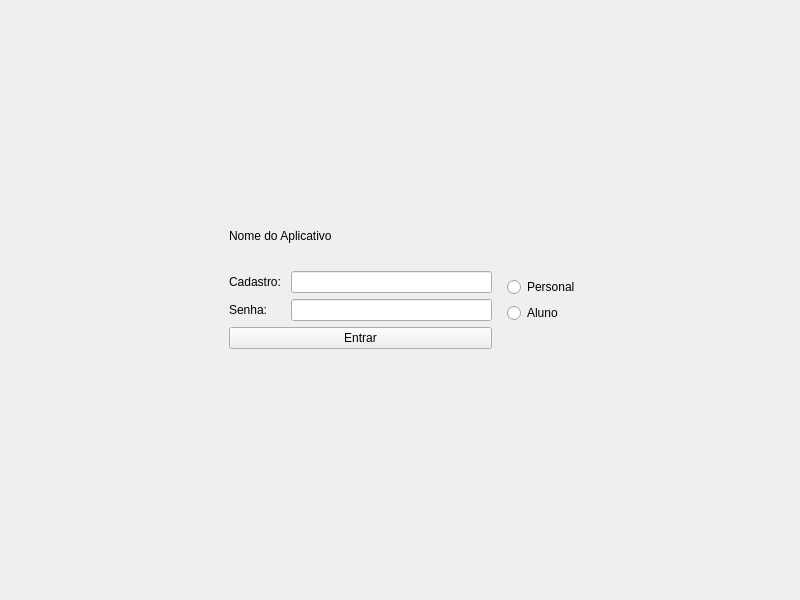
Above: MainWindow.ui from luizafcamerini/ModelagemSoftware before the change. Below: the same form after it.
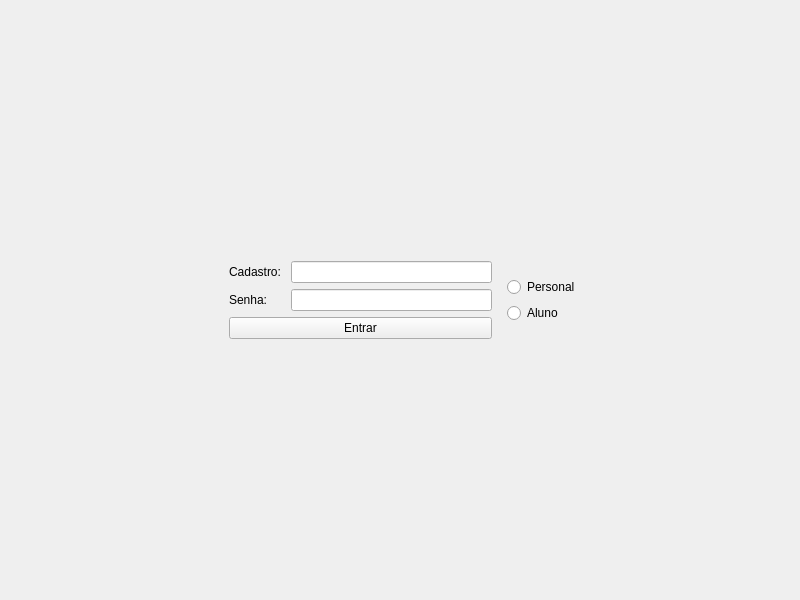
That is the form after the change.

```diff
--- a/MainWindow.ui
+++ b/MainWindow.ui
@@ -79,54 +79,34 @@
          <item row="0" column="0">
           <widget class="QWidget" name="loginWidget" native="true">
            <layout class="QFormLayout" name="formLayout">
-            <item row="0" column="0" colspan="2">
-             <widget class="QLabel" name="label">
-              <property name="text">
-               <string>Nome do Aplicativo</string>
-              </property>
-             </widget>
-            </item>
-            <item row="1" column="0" colspan="2">
-             <spacer name="verticalSpacer">
-              <property name="orientation">
-               <enum>Qt::Vertical</enum>
-              </property>
-              <property name="sizeHint" stdset="0">
-               <size>
-                <width>20</width>
-                <height>40</height>
-               </size>
-              </property>
-             </spacer>
-            </item>
-            <item row="2" column="0">
+            <item row="1" column="0">
              <widget class="QLabel" name="cadastroLabel">
               <property name="text">
                <string>Cadastro: </string>
               </property>
              </widget>
             </item>
-            <item row="2" column="1">
+            <item row="1" column="1">
              <widget class="QLineEdit" name="cadastroLineEdit"/>
             </item>
-            <item row="3" column="0">
+            <item row="2" column="0">
              <widget class="QLabel" name="senhaLabel">
               <property name="text">
                <string>Senha:</string>
               </property>
              </widget>
             </item>
-            <item row="3" column="1">
+            <item row="2" column="1">
              <widget class="QLineEdit" name="senhaLineEdit"/>
             </item>
-            <item row="4" column="0" colspan="2">
+            <item row="3" column="0" colspan="2">
              <widget class="QPushButton" name="entrarPushButton">
               <property name="text">
                <string>Entrar</string>
               </property>
              </widget>
             </item>
-            <item row="5" column="1">
+            <item row="4" column="1">
              <spacer name="verticalSpacer_4">
               <property name="orientation">
                <enum>Qt::Vertical</enum>
@@ -139,6 +119,19 @@
               </property>
              </spacer>
             </item>
+            <item row="0" column="0" colspan="2">
+             <spacer name="verticalSpacer">
+              <property name="orientation">
+               <enum>Qt::Vertical</enum>
+              </property>
+              <property name="sizeHint" stdset="0">
+               <size>
+                <width>20</width>
+                <height>40</height>
+               </size>
+              </property>
+             </spacer>
+            </item>
            </layout>
           </widget>
          </item>
```
